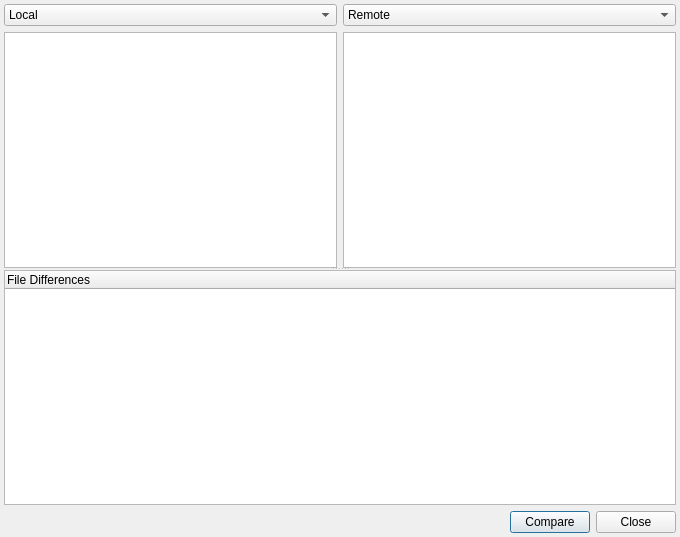
Above: ui/branchview.ui from git-cola/git-cola before the change. Below: the same form after it.
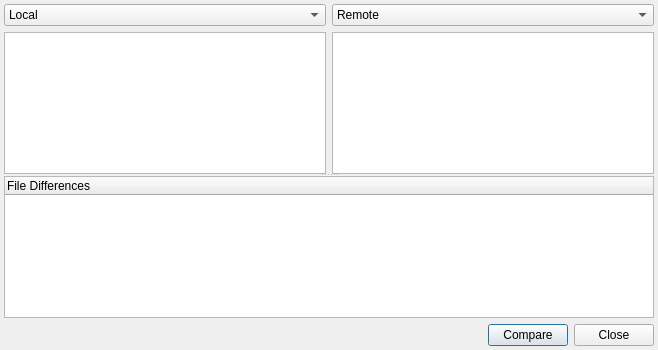
That is the form after the change.

Patch:
```diff
--- a/ui/branchview.ui
+++ b/ui/branchview.ui
@@ -5,8 +5,8 @@
    <rect>
     <x>0</x>
     <y>0</y>
-    <width>680</width>
-    <height>537</height>
+    <width>658</width>
+    <height>350</height>
    </rect>
   </property>
   <property name="windowTitle" >
```
